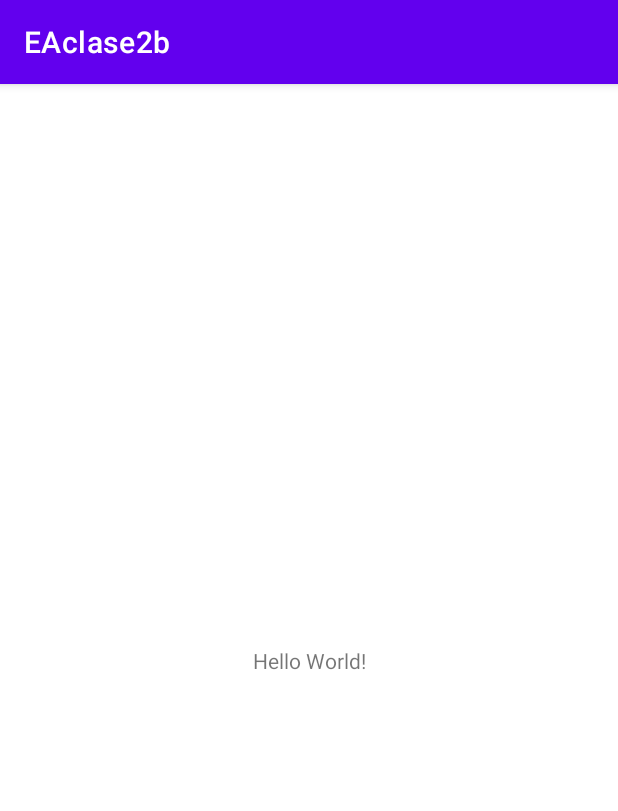
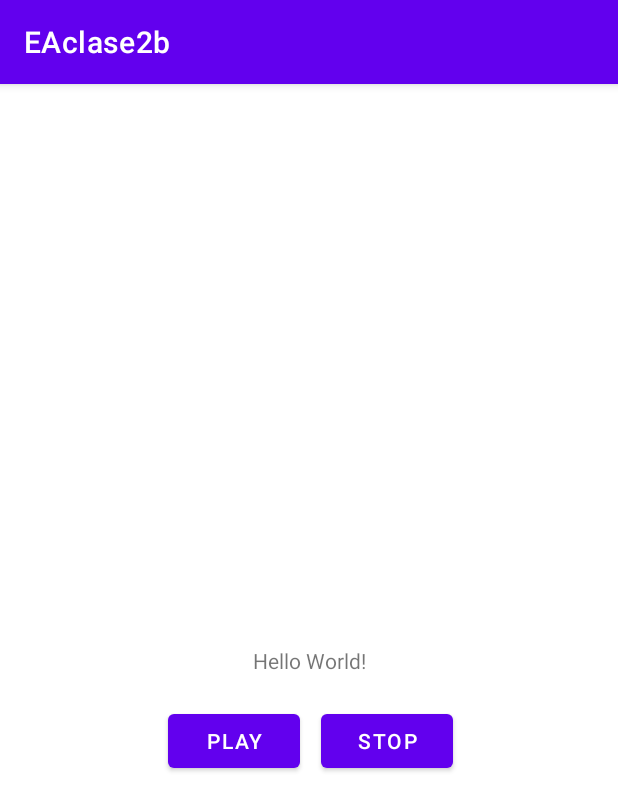
Before and after one commit to ElizaAldana/primer-en-android, an Android app: the screen it shows after launch (MainActivity), on a phone screen of 412 x 824 dp. Shown: the top 811 px of the screen. Run offline under Robolectric (Android 15) with nearby library versions, the phone set to English and light mode, and no system bars.

Commit message:
clase terminada hilos

```diff
--- a/app/src/main/java/com/example/eaclase2b/MainActivity.java
+++ b/app/src/main/java/com/example/eaclase2b/MainActivity.java
@@ -3,12 +3,65 @@ package com.example.eaclase2b;
 import androidx.appcompat.app.AppCompatActivity;
 
 import android.os.Bundle;
+import android.util.Log;
+import android.widget.Button;
+import android.widget.TextView;
+import android.widget.Toast;
 
 public class MainActivity extends AppCompatActivity {
+
+    private int counter1 = 0;
+    private TextView counter1TV;
+    private Button playBtn;
+    private Button stopBtn;
+    private boolean counterIsPlaying = false;
 
     @Override
     protected void onCreate(Bundle savedInstanceState) {
         super.onCreate(savedInstanceState);
         setContentView(R.layout.activity_main);
+
+        counter1TV = findViewById(R.id.counter1TV);
+
+
+        playBtn = findViewById(R.id.playBtn);
+        playBtn.setOnClickListener(
+                v -> {
+                    if (counterIsPlaying == false) {
+                        playCounter();
+                    } else {
+                        Toast.makeText(this, "Ya está corriendo", Toast.LENGTH_SHORT).show();
+                    }
+                }
+        );
+
+        stopBtn = findViewById(R.id.stopBtn);
+        stopBtn.setOnClickListener(
+                v -> {
+                    counterIsPlaying = false;
+                }
+        );
+
     }
+        public void playCounter(){
+            counterIsPlaying = true;
+            new Thread(
+                    () -> {
+                        while (counterIsPlaying){
+                            try {
+                                Thread.sleep(100);
+                            } catch (InterruptedException e) {
+                                e.printStackTrace();
+                            }
+                            counter1++;
+                            Log.e(">>>",""+counter1);
+                            runOnUiThread(
+                                    ()->{
+                                        counter1TV.setText(""+counter1);
+                                    }
+                            );
+                        }
+                    }
+            ).start();
+        }
 }
--- a/app/src/main/res/layout/activity_main.xml
+++ b/app/src/main/res/layout/activity_main.xml
@@ -7,6 +7,7 @@
     tools:context=".MainActivity">
 
     <TextView
+        android:id="@+id/counter1TV"
         android:layout_width="wrap_content"
         android:layout_height="wrap_content"
         android:text="Hello World!"
@@ -15,4 +16,25 @@
         app:layout_constraintRight_toRightOf="parent"
         app:layout_constraintTop_toTopOf="parent" />
 
+    <Button
+        android:id="@+id/playBtn"
+        android:layout_width="wrap_content"
+        android:layout_height="wrap_content"
+        android:layout_marginStart="112dp"
+        android:layout_marginTop="20dp"
+        android:text="play"
+        app:layout_constraintStart_toStartOf="parent"
+        app:layout_constraintTop_toBottomOf="@+id/counter1TV" />
+
+    <Button
+        android:id="@+id/stopBtn"
+        android:layout_width="wrap_content"
+        android:layout_height="wrap_content"
+        android:layout_marginTop="20dp"
+        android:text="stop"
+        app:layout_constraintEnd_toEndOf="parent"
+        app:layout_constraintHorizontal_bias="0.113"
+        app:layout_constraintStart_toEndOf="@+id/playBtn"
+        app:layout_constraintTop_toBottomOf="@+id/counter1TV" />
+
 </androidx.constraintlayout.widget.ConstraintLayout>
```
